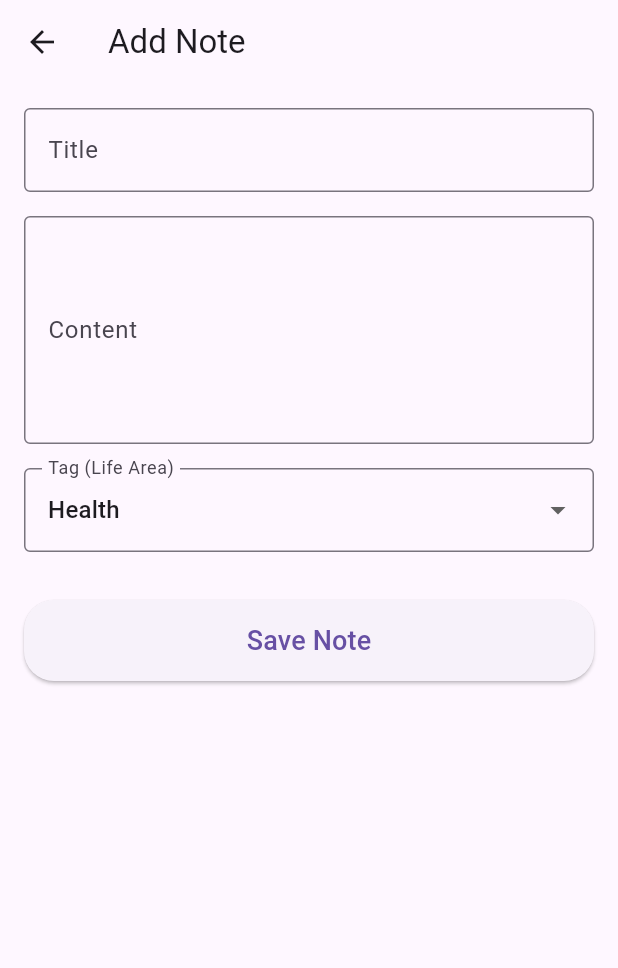
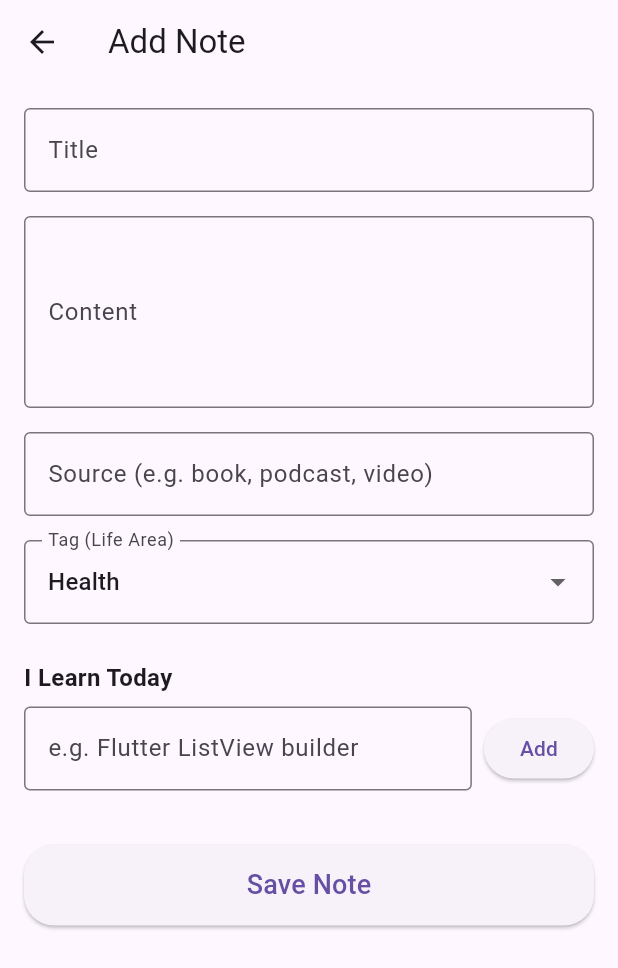
Before and after one commit to KALU56/flutter_practice, a Flutter app: the AddEntryScreen screen opened directly, on a phone screen of 412 x 824 dp. Shown: the top 968 px of the screen. Run offline on Flutter 3.47's test engine with Material 3 defaults, Android fonts, the phone set to English and light mode, and no system bars.

Commit message:
Add detail screen and edit/delete functionality

```diff
--- a/journal/lib/main.dart
+++ b/journal/lib/main.dart
@@ -11,6 +11,7 @@ class MyJournalApp extends StatelessWidget {
   @override
   Widget build(BuildContext context) {
     return MaterialApp(
+      debugShowCheckedModeBanner: false, // 👈 Add this line to hide the DEBUG banner
       title: 'MyJournal',
       theme: ThemeData(
         primarySwatch: Colors.blue,
--- a/journal/lib/models/journal_entry.dart
+++ b/journal/lib/models/journal_entry.dart
@@ -2,12 +2,16 @@ class JournalEntry {
   final String title;
   final String description;
   final DateTime timestamp;
-  final String tag; // new field
+  final String tag;
+  final String source;
+  final List<String> learnings;
 
   JournalEntry({
     required this.title,
     required this.description,
     required this.timestamp,
     required this.tag,
+    required this.source,
+    required this.learnings,
   });
 }
--- a/journal/lib/screens/add_entry_screen.dart
+++ b/journal/lib/screens/add_entry_screen.dart
@@ -2,7 +2,9 @@ import 'package:flutter/material.dart';
 import '../models/journal_entry.dart';
 
 class AddEntryScreen extends StatefulWidget {
-  const AddEntryScreen({super.key});
+  final JournalEntry? existingEntry;
+
+  const AddEntryScreen({super.key, this.existingEntry});
 
   @override
   State<AddEntryScreen> createState() => _AddEntryScreenState();
@@ -12,17 +14,51 @@ class _AddEntryScreenState extends State<AddEntryScreen> {
   final _formKey = GlobalKey<FormState>();
   final _titleController = TextEditingController();
   final _descController = TextEditingController();
+  final _sourceController = TextEditingController();
+  final _learningController = TextEditingController();
+
+  final List<String> _learnings = [];
+  String _selectedTag = 'Health';
 
   final List<String> _tags = [
     'Health', 'Spiritual', 'Education', 'Career', 'Vacation', 'Note', 'Thought'
   ];
-  String _selectedTag = 'Health'; // default
+
+  @override
+  void initState() {
+    super.initState();
+    if (widget.existingEntry != null) {
+      _titleController.text = widget.existingEntry!.title;
+      _descController.text = widget.existingEntry!.description;
+      _selectedTag = widget.existingEntry!.tag;
+      _sourceController.text = widget.existingEntry!.source;
+      _learnings.addAll(widget.existingEntry!.learnings);
+    }
+  }
 
   @override
   void dispose() {
     _titleController.dispose();
     _descController.dispose();
+    _sourceController.dispose();
+    _learningController.dispose();
     super.dispose();
+  }
+
+  void _addLearning() {
+    final text = _learningController.text.trim();
+    if (text.isNotEmpty) {
+      setState(() {
+        _learnings.add(text);
+        _learningController.clear();
+      });
+    }
+  }
+
+  void _removeLearning(int index) {
+    setState(() {
+      _learnings.removeAt(index);
+    });
   }
 
   void _saveEntry() {
@@ -32,6 +68,8 @@ class _AddEntryScreenState extends State<AddEntryScreen> {
         description: _descController.text.trim(),
         timestamp: DateTime.now(),
         tag: _selectedTag,
+        source: _sourceController.text.trim(),
+        learnings: _learnings,
       );
       Navigator.pop(context, newEntry);
     }
@@ -39,14 +77,17 @@ class _AddEntryScreenState extends State<AddEntryScreen> {
 
   @override
   Widget build(BuildContext context) {
+    final isEditing = widget.existingEntry != null;
+
     return Scaffold(
-      appBar: AppBar(title: const Text('Add Note')),
+      appBar: AppBar(title: Text(isEditing ? 'Edit Note' : 'Add Note')),
       body: Padding(
         padding: const EdgeInsets.all(16),
         child: Form(
           key: _formKey,
-          child: Column(
+          child: ListView(
             children: [
+              // Title
               TextFormField(
                 controller: _titleController,
                 decoration: const InputDecoration(
@@ -57,17 +98,31 @@ class _AddEntryScreenState extends State<AddEntryScreen> {
                     value == null || value.trim().isEmpty ? 'Please enter a title' : null,
               ),
               const SizedBox(height: 16),
+
+              // Description
               TextFormField(
                 controller: _descController,
                 decoration: const InputDecoration(
                   labelText: 'Content',
                   border: OutlineInputBorder(),
                 ),
-                maxLines: 5,
+                maxLines: 4,
                 validator: (value) =>
                     value == null || value.trim().isEmpty ? 'Please enter content' : null,
               ),
               const SizedBox(height: 16),
+
+              // Source
+              TextFormField(
+                controller: _sourceController,
+                decoration: const InputDecoration(
+                  labelText: 'Source (e.g. book, podcast, video)',
+                  border: OutlineInputBorder(),
+                ),
+              ),
+              const SizedBox(height: 16),
+
+              // Tag Dropdown
               DropdownButtonFormField<String>(
                 value: _selectedTag,
                 decoration: const InputDecoration(
@@ -83,7 +138,51 @@ class _AddEntryScreenState extends State<AddEntryScreen> {
                   });
                 },
               ),
-              const SizedBox(height: 32),
+              const SizedBox(height: 24),
+
+              // I Learn Today Section
+              const Text(
+                'I Learn Today',
+                style: TextStyle(fontSize: 16, fontWeight: FontWeight.bold),
+              ),
+              const SizedBox(height: 8),
+
+              Row(
+                children: [
+                  Expanded(
+                    child: TextField(
+                      controller: _learningController,
+                      decoration: const InputDecoration(
+                        hintText: 'e.g. Flutter ListView builder',
+                        border: OutlineInputBorder(),
+                      ),
+                    ),
+                  ),
+                  const SizedBox(width: 8),
+                  ElevatedButton(
+                    onPressed: _addLearning,
+                    child: const Text('Add'),
+                  ),
+                ],
+              ),
+
+              const SizedBox(height: 12),
+              Column(
+                children: _learnings.asMap().entries.map((entry) {
+                  final index = entry.key;
+                  final text = entry.value;
+                  return ListTile(
+                    leading: const Icon(Icons.check_circle_outline),
+                    title: Text(text),
+                    trailing: IconButton(
+                      icon: const Icon(Icons.close),
+                      onPressed: () => _removeLearning(index),
+                    ),
+                  );
+                }).toList(),
+              ),
+
+              const SizedBox(height: 24),
               SizedBox(
                 width: double.infinity,
                 child: ElevatedButton(
@@ -94,7 +193,8 @@ class _AddEntryScreenState extends State<AddEntryScreen> {
                       borderRadius: BorderRadius.circular(20),
                     ),
                   ),
-                  child: const Text('Save Note', style: TextStyle(fontSize: 18)),
+                  child: Text(isEditing ? 'Update Note' : 'Save Note',
+                      style: const TextStyle(fontSize: 18)),
                 ),
               ),
             ],
```
Also changed, not shown: journal/lib/screens/detail_entry_screen.dart (added, +215 -0 lines), journal/lib/screens/home_screen.dart (+105 -108 lines).
